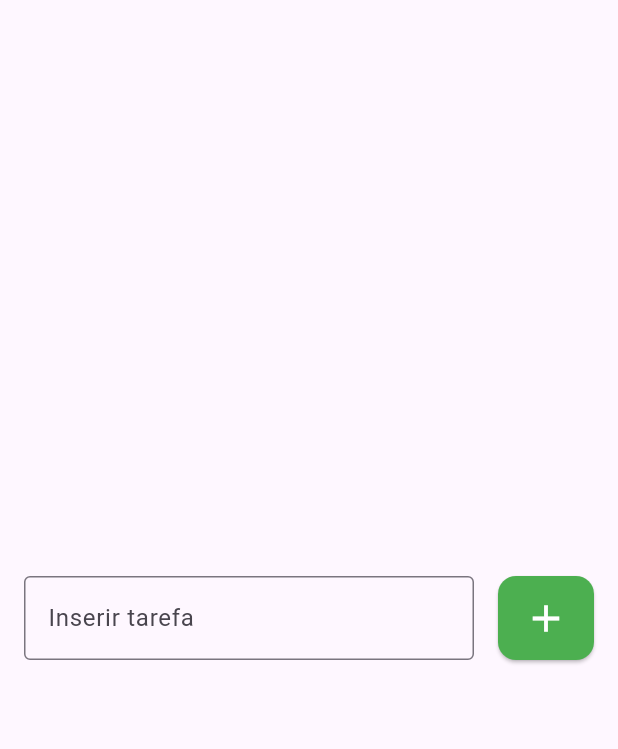
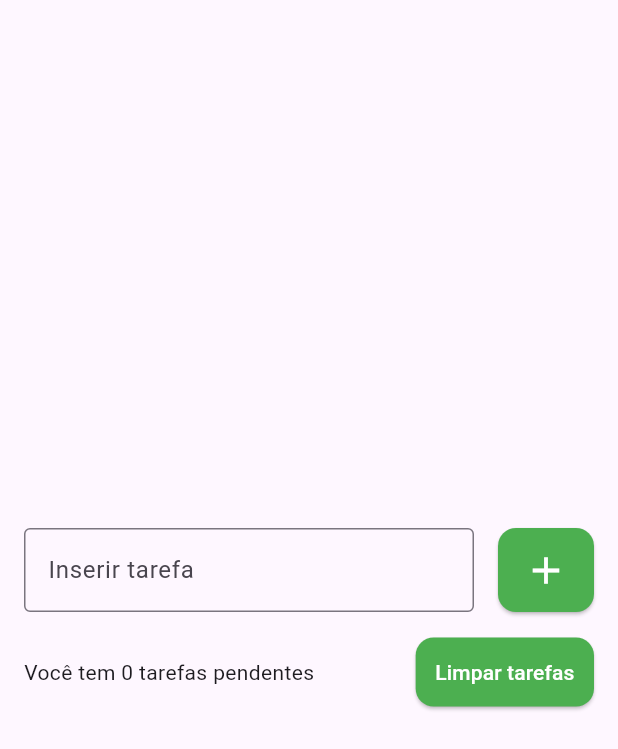
Before and after one commit to DemetriusMassard/lista_tarefas, a Flutter app: the screen it shows after launch, on a phone screen of 412 x 824 dp. Shown: the top 749 px of the screen. Run offline on Flutter 3.47's test engine with Material 3 defaults, Android fonts, the phone set to English and light mode, and no system bars.

Commit message:
feat(todo_list_page):label pending tasks, clear tasks button

```diff
--- a/lib/app/home/todo_list_page.dart
+++ b/lib/app/home/todo_list_page.dart
@@ -12,12 +12,12 @@ class _TodoListPageState extends State<TodoListPage> {
   Widget build(BuildContext context) {
     return Scaffold(
       body: Center(
-        child: Column(
-          mainAxisSize: MainAxisSize.min,
-          children: [
-            Padding(
-              padding: const EdgeInsets.symmetric(horizontal: 16.0),
-              child: Row(
+        child: Padding(
+          padding: const EdgeInsets.symmetric(horizontal: 16.0),
+          child: Column(
+            mainAxisSize: MainAxisSize.min,
+            children: [
+              Row(
                 children: [
                   _buildAddTaskName(),
                   SizedBox(
@@ -26,8 +26,13 @@ class _TodoListPageState extends State<TodoListPage> {
                   _buildAddTaskButton(),
                 ],
               ),
-            ),
-          ],
+              SizedBox(height: 16),
+              Row(children: [
+                _buildLabelPendingTasks(),
+                _buildClearTasksButton()
+              ])
+            ],
+          ),
         ),
       ),
     );
@@ -58,5 +63,24 @@ class _TodoListPageState extends State<TodoListPage> {
     );
   }
 
+  Widget _buildClearTasksButton() {
+    return ElevatedButton(
+        onPressed: addTask,
+        style: ElevatedButton.styleFrom(
+          backgroundColor: Colors.green,
+          padding: EdgeInsets.all(13),
+          shape:
+              RoundedRectangleBorder(borderRadius: BorderRadius.circular(12)),
+        ),
+        child: Text(
+          "Limpar tarefas",
+          style: TextStyle(color: Colors.white),
+        ));
+  }
+
+  Widget _buildLabelPendingTasks() {
+    return Expanded(child: Text("Você tem 0 tarefas pendentes"));
+  }
+
   void addTask() {}
 }
```
